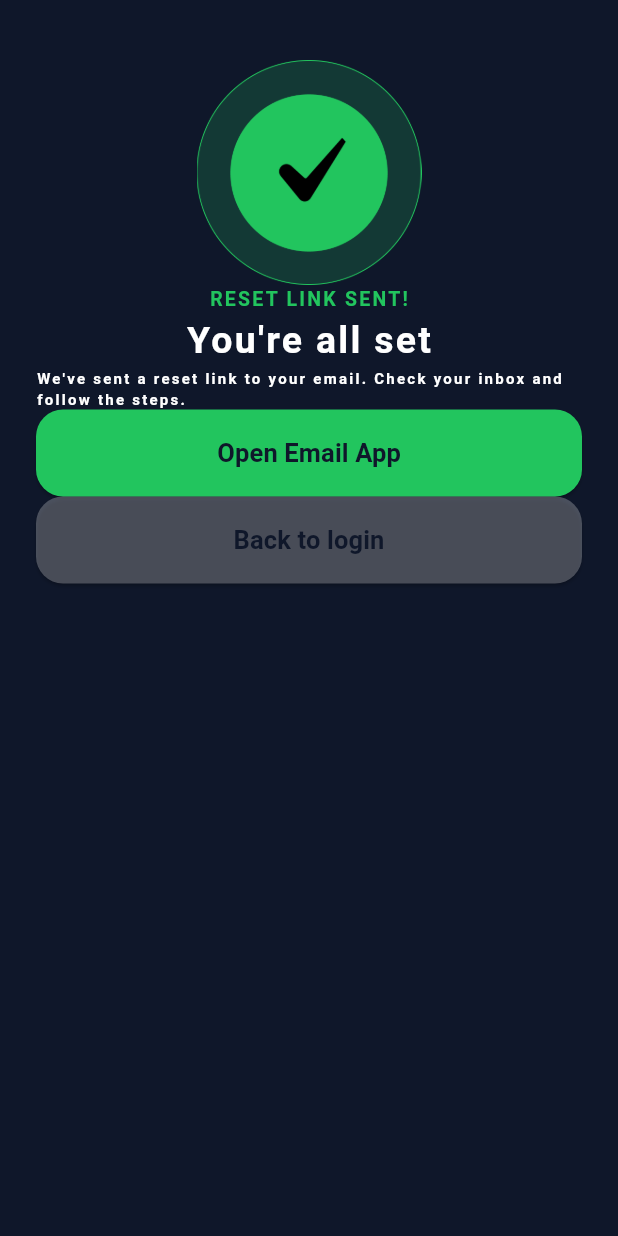
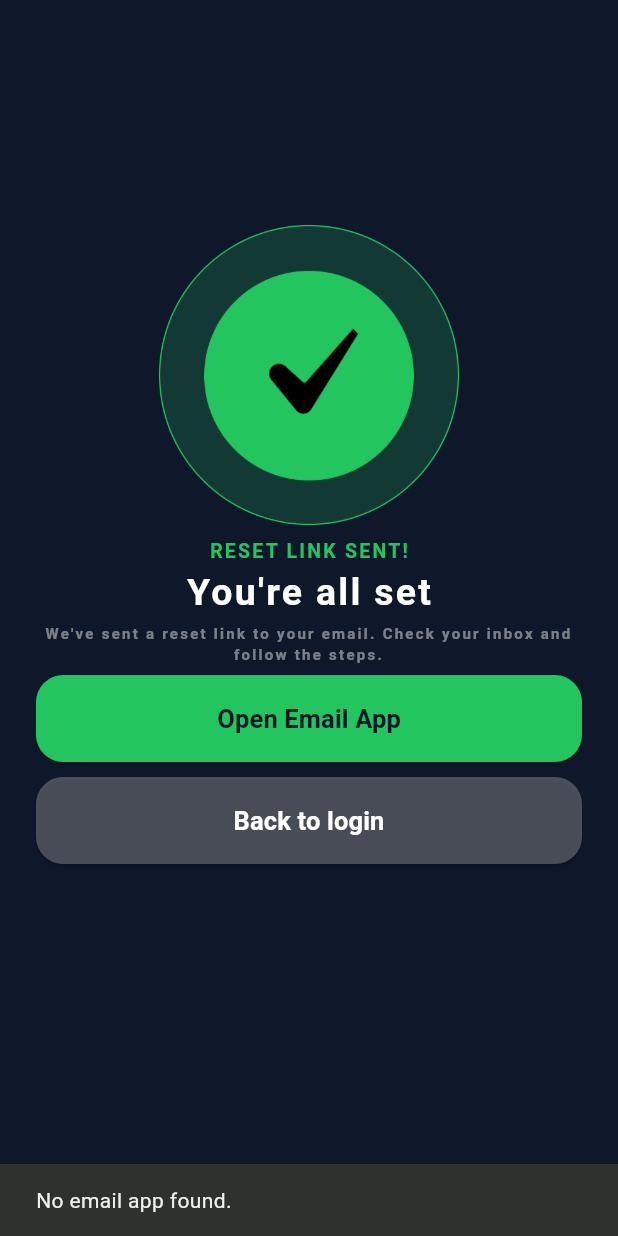
Before and after one commit to AbdulRauf20/HabitHub-AI, a Flutter app: the ResetEmailSentView screen opened directly, after a tap on "Open Email App", on a phone screen of 412 x 824 dp. Run offline on Flutter 3.47's test engine with Material 3 defaults, Android fonts, the light colour scheme and no system bars; our stand-ins replace firebase_auth, firebase_core, flutter_bloc; accounts and stored records are empty.

Commit message:
reset password ui fixed

```diff
--- a/habithub/lib/views/Authentication_Module/reset_email_sent_view.dart
+++ b/habithub/lib/views/Authentication_Module/reset_email_sent_view.dart
@@ -1,5 +1,7 @@
 import 'package:flutter/material.dart';
 import 'package:habithub/Auth/services/theme/app_colors.dart';
+import 'package:habithub/views/Authentication_Module/login_view.dart';
+import 'package:url_launcher/url_launcher.dart';
 
 class ResetEmailSentView extends StatefulWidget {
   const ResetEmailSentView({super.key});
@@ -9,6 +11,18 @@ class ResetEmailSentView extends StatefulWidget {
 }
 
 class _ResetEmailSentViewState extends State<ResetEmailSentView> {
+  Future<void> _openEmailApp() async {
+    final Uri emailApp = Uri.parse('mailto:');
+
+    if (await canLaunchUrl(emailApp)) {
+      await launchUrl(emailApp);
+    } else {
+      ScaffoldMessenger.of(
+        context,
+      ).showSnackBar(const SnackBar(content: Text("No email app found.")));
+    }
+  }
+
   @override
   Widget build(BuildContext context) {
     return Scaffold(
@@ -21,15 +35,16 @@ class _ResetEmailSentViewState extends State<ResetEmailSentView> {
             children: [
               Column(
                 children: [
-                  SizedBox(height: 20),
+                  SizedBox(height: 130),
                   SizedBox(
-                    height: 150,
-                    width: 150,
+                    height: 200,
+                    width: 200,
                     child: Image.asset(
                       'assets/tick_in_cricle.png',
                       fit: BoxFit.contain,
                     ),
                   ),
+                  SizedBox(height: 8),
                   const Text(
                     "RESET LINK SENT!",
                     style: TextStyle(
@@ -48,20 +63,25 @@ class _ResetEmailSentViewState extends State<ResetEmailSentView> {
                       letterSpacing: 1.5,
                     ),
                   ),
-              const Text(
+                  SizedBox(height: 2),
+                  Text(
                     "We've sent a reset link to your email. Check your inbox and follow the steps.",
+                    textAlign: TextAlign.center,
                     style: TextStyle(
-                  color: AppColors.textPrimary,
+                      color: Colors.white.withValues(alpha: 0.45),
                       fontSize: 10,
                       fontWeight: FontWeight.bold,
                       letterSpacing: 1.5,
                     ),
                   ),
+                  SizedBox(height: 7),
                   SizedBox(
                     width: double.infinity,
                     height: 58,
                     child: ElevatedButton(
-                  onPressed: () {},
+                      onPressed: () async {
+                        await _openEmailApp();
+                      },
                       style: ElevatedButton.styleFrom(
                         backgroundColor: AppColors.primary,
                         foregroundColor: AppColors.buttonPrimaryText,
@@ -71,25 +91,39 @@ class _ResetEmailSentViewState extends State<ResetEmailSentView> {
                       ),
                       child: const Text(
                         "Open Email App",
-                    style: TextStyle(fontSize: 17, fontWeight: FontWeight.bold),
+                        style: TextStyle(
+                          fontSize: 17,
+                          fontWeight: FontWeight.bold,
                         ),
                       ),
                     ),
+                  ),
+                  SizedBox(height: 10),
                   SizedBox(
                     width: double.infinity,
                     height: 58,
                     child: ElevatedButton(
-                  onPressed: () {},
+                      onPressed: () {
+                        Navigator.pushAndRemoveUntil(
+                          context,
+                          MaterialPageRoute(builder: (_) => const LoginView()),
+                          (route) => false,
+                        );
+                      },
                       style: ElevatedButton.styleFrom(
                         backgroundColor: Colors.white.withValues(alpha: 0.25),
-                    foregroundColor: AppColors.buttonPrimaryText,
+                        foregroundColor: AppColors
+                            .textPrimary, // Changed to textPrimary to match your intent
                         shape: RoundedRectangleBorder(
                           borderRadius: BorderRadius.circular(18),
                         ),
                       ),
                       child: const Text(
                         "Back to login",
-                    style: TextStyle(fontSize: 17, fontWeight: FontWeight.bold),
+                        style: TextStyle(
+                          fontSize: 17,
+                          fontWeight: FontWeight.bold,
+                        ),
                       ),
                     ),
                   ),
--- a/habithub/pubspec.yaml
+++ b/habithub/pubspec.yaml
@@ -38,6 +38,7 @@ dependencies:
   firebase_auth: ^6.5.4
   flutter_bloc: ^9.1.1
   equatable: ^2.1.0
+  url_launcher: ^6.3.2
 
 dev_dependencies:
   flutter_test:
```
Also changed, not shown: habithub/pubspec.lock, 5 other files. Lines whose indentation alone changed are shown as unchanged.
